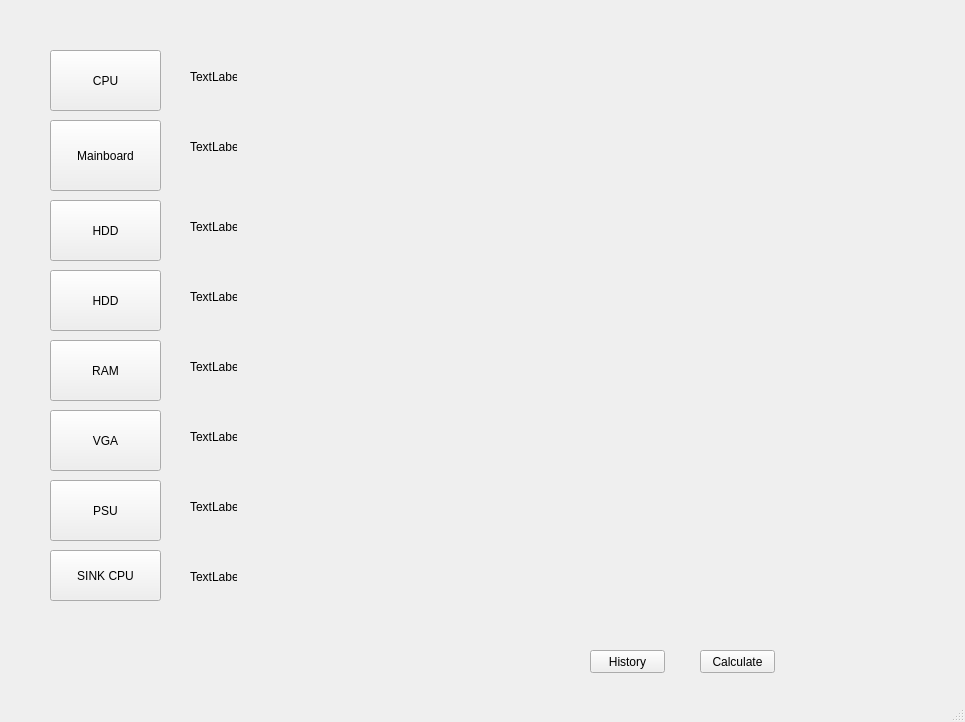
lomamaster/pyqt5_finalP, file ProjectbuildPc/Ui/mainUi.ui: the form before one commit.
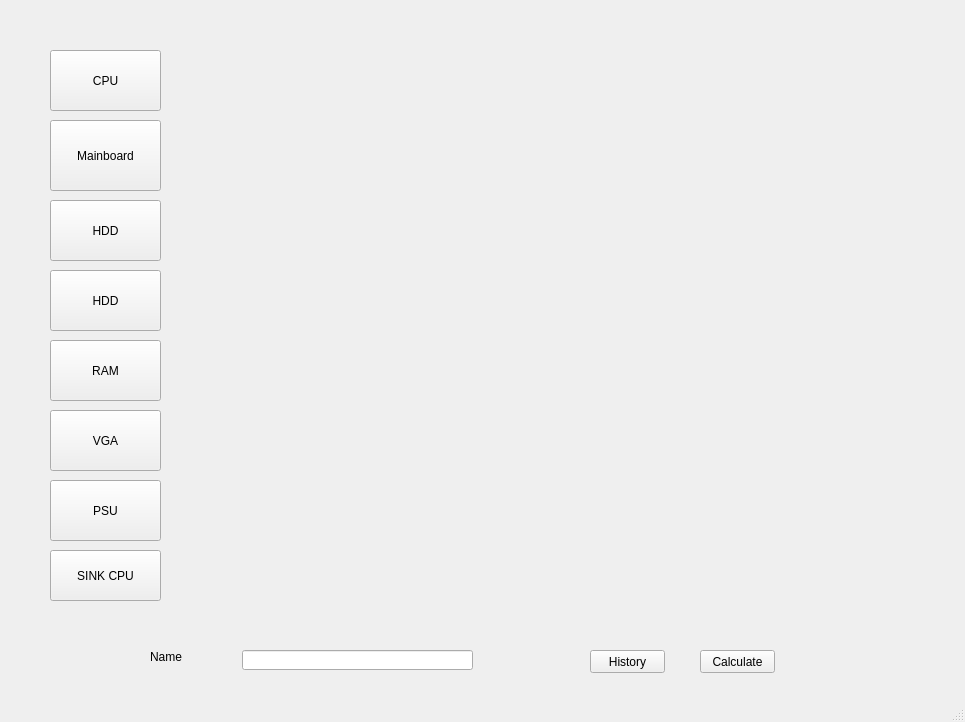
The form after the commit.

```diff
--- a/ProjectbuildPc/Ui/mainUi.ui
+++ b/ProjectbuildPc/Ui/mainUi.ui
@@ -111,17 +111,17 @@
      <string>HDD</string>
     </property>
    </widget>
-   <widget class="QLabel" name="label">
+   <widget class="QLabel" name="lblcpu">
     <property name="geometry">
      <rect>
       <x>190</x>
       <y>70</y>
-      <width>47</width>
-      <height>13</height>
+      <width>421</width>
+      <height>16</height>
      </rect>
     </property>
     <property name="text">
-     <string>TextLabel</string>
+     <string/>
     </property>
    </widget>
    <widget class="QLabel" name="label_2">
@@ -129,12 +129,12 @@
      <rect>
       <x>190</x>
       <y>140</y>
-      <width>47</width>
-      <height>13</height>
+      <width>421</width>
+      <height>16</height>
      </rect>
     </property>
     <property name="text">
-     <string>TextLabel</string>
+     <string/>
     </property>
    </widget>
    <widget class="QLabel" name="label_3">
@@ -142,12 +142,12 @@
      <rect>
       <x>190</x>
       <y>220</y>
-      <width>47</width>
-      <height>13</height>
+      <width>421</width>
+      <height>16</height>
      </rect>
     </property>
     <property name="text">
-     <string>TextLabel</string>
+     <string/>
     </property>
    </widget>
    <widget class="QLabel" name="label_4">
@@ -155,12 +155,12 @@
      <rect>
       <x>190</x>
       <y>360</y>
-      <width>47</width>
-      <height>13</height>
+      <width>421</width>
+      <height>16</height>
      </rect>
     </property>
     <property name="text">
-     <string>TextLabel</string>
+     <string/>
     </property>
    </widget>
    <widget class="QLabel" name="label_5">
@@ -168,12 +168,12 @@
      <rect>
       <x>190</x>
       <y>430</y>
-      <width>47</width>
-      <height>13</height>
+      <width>421</width>
+      <height>16</height>
      </rect>
     </property>
     <property name="text">
-     <string>TextLabel</string>
+     <string/>
     </property>
    </widget>
    <widget class="QLabel" name="label_6">
@@ -181,12 +181,12 @@
      <rect>
       <x>190</x>
       <y>500</y>
-      <width>47</width>
-      <height>13</height>
+      <width>421</width>
+      <height>16</height>
      </rect>
     </property>
     <property name="text">
-     <string>TextLabel</string>
+     <string/>
     </property>
    </widget>
    <widget class="QLabel" name="label_7">
@@ -194,12 +194,12 @@
      <rect>
       <x>190</x>
       <y>570</y>
-      <width>47</width>
-      <height>13</height>
+      <width>421</width>
+      <height>16</height>
      </rect>
     </property>
     <property name="text">
-     <string>TextLabel</string>
+     <string/>
     </property>
    </widget>
    <widget class="QPushButton" name="selectHDD1_2">
@@ -220,12 +220,12 @@
      <rect>
       <x>190</x>
       <y>290</y>
-      <width>47</width>
-      <height>13</height>
+      <width>421</width>
+      <height>16</height>
      </rect>
     </property>
     <property name="text">
-     <string>TextLabel</string>
+     <string/>
     </property>
    </widget>
    <widget class="QPushButton" name="pushButton">
@@ -254,16 +254,29 @@
      <string>History</string>
     </property>
    </widget>
-  </widget>
-  <widget class="QMenuBar" name="menubar">
-   <property name="geometry">
-    <rect>
-     <x>0</x>
-     <y>0</y>
-     <width>965</width>
-     <height>21</height>
-    </rect>
-   </property>
+   <widget class="QLineEdit" name="lineEdit">
+    <property name="geometry">
+     <rect>
+      <x>242</x>
+      <y>650</y>
+      <width>231</width>
+      <height>20</height>
+     </rect>
+    </property>
+   </widget>
+   <widget class="QLabel" name="label">
+    <property name="geometry">
+     <rect>
+      <x>150</x>
+      <y>650</y>
+      <width>47</width>
+      <height>13</height>
+     </rect>
+    </property>
+    <property name="text">
+     <string>Name</string>
+    </property>
+   </widget>
   </widget>
   <widget class="QStatusBar" name="statusbar"/>
  </widget>
```
Left out of the diff: 22 changed lines with no effect on the pictures.
